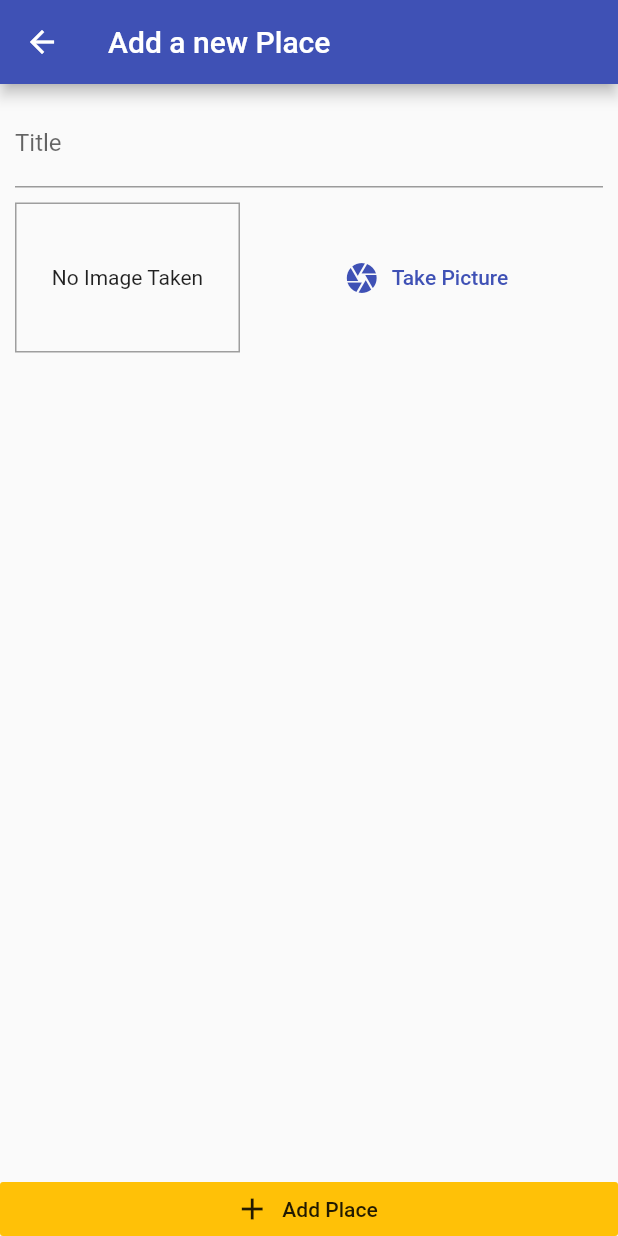
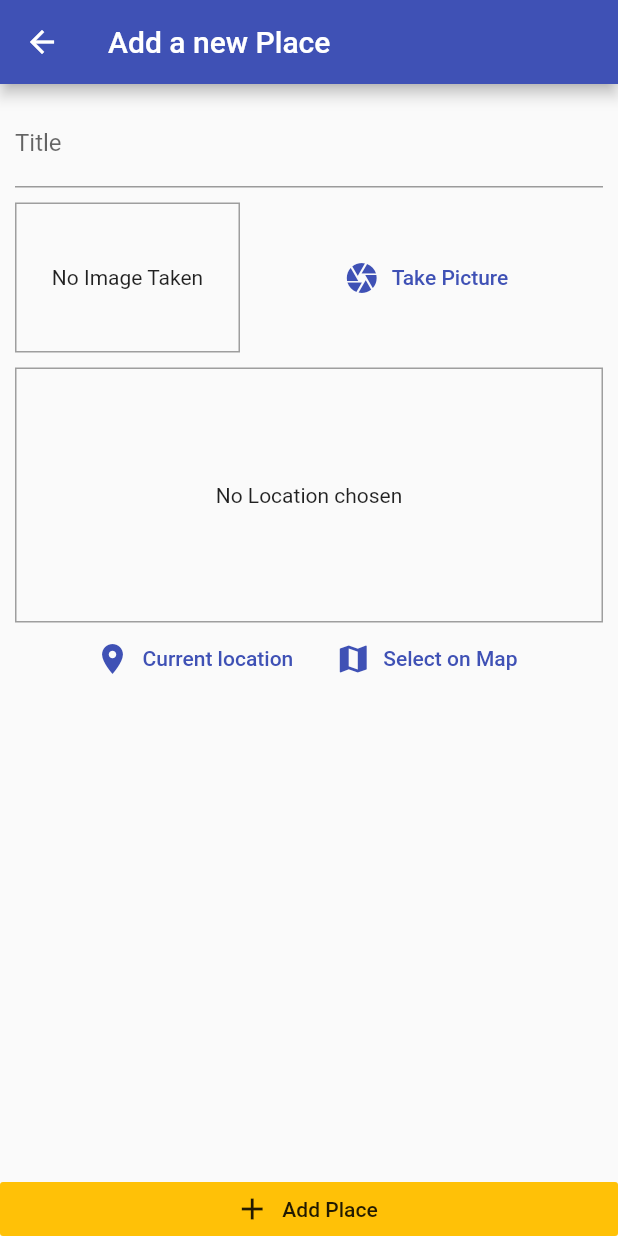
Before and after one commit to sanchitmonga22/Flutter-Projects, a Flutter app: the screen it shows after launch, after a tap on the "add" icon, on a phone screen of 412 x 824 dp. Run offline on Flutter 3.47's test engine with Material 2 defaults, Android fonts, the phone set to English and light mode, and no system bars; our stand-ins replace google_maps_flutter, image_picker, location, shared_preferences, sqflite; accounts and stored records are empty.

Commit message:
Stable version with google maps API

```diff
--- a/Places/lib/Models/place.dart
+++ b/Places/lib/Models/place.dart
@@ -6,7 +6,7 @@ class PlaceLocation {
   final double longitude;
   final String address;
 
-  PlaceLocation(
+  const PlaceLocation(
       {@required this.latitude, @required this.longitude, this.address});
 }
 
--- a/Places/lib/Screens/add_place_screen.dart
+++ b/Places/lib/Screens/add_place_screen.dart
@@ -1,6 +1,7 @@
 import 'dart:io';
 
 import 'package:Places/Widgets/imageInput.dart';
+import 'package:Places/Widgets/locationInput.dart';
 import 'package:Places/providers/great_places.dart';
 import 'package:flutter/material.dart';
 import 'package:provider/provider.dart';
@@ -54,6 +55,8 @@ class _AddPlaceScreenState extends State<AddPlaceScreen> {
                     ),
                     SizedBox(height: 10),
                     ImageInput(onSelectedImage: selectImage),
+                    SizedBox(height: 10),
+                    LocationInput()
                   ],
                 ),
               ),
--- a/Places/lib/Screens/places_list_screen.dart
+++ b/Places/lib/Screens/places_list_screen.dart
@@ -21,7 +21,13 @@ class PlacesListScreen extends StatelessWidget {
           )
         ],
       ),
-      body: Consumer<GreatPlaces>(
+      body: FutureBuilder(
+        future: Provider.of<GreatPlaces>(context, listen: false)
+            .fetchAndSetPlaces(),
+        builder: (context, snapshot) => snapshot.connectionState ==
+                ConnectionState.waiting
+            ? Center(child: CircularProgressIndicator())
+            : Consumer<GreatPlaces>(
                 builder: (context, greatPlaces, child) {
                   return greatPlaces.items.length <= 0
                       ? child
@@ -38,7 +44,9 @@ class PlacesListScreen extends StatelessWidget {
                           itemCount: greatPlaces.items.length,
                         );
                 },
-        child: Center(child: Text("Got no places yet, start adding some!")),
+                child: Center(
+                    child: Text("Got no places yet, start adding some!")),
+              ),
       ),
     );
   }
--- a/Places/lib/Widgets/imageInput.dart
+++ b/Places/lib/Widgets/imageInput.dart
@@ -20,6 +20,10 @@ class _ImageInputState extends State<ImageInput> {
   Future<void> takePicture() async {
     final imageFile =
         await ImagePicker.pickImage(source: ImageSource.camera, maxWidth: 600);
+    if (imageFile == null) {
+      return;
+    }
+
     setState(() {
       storedImage = imageFile;
     });
--- /dev/null
+++ b/Places/lib/Widgets/locationInput.dart
@@ -0,0 +1,83 @@
+import 'package:Places/Screens/mapsScreen.dart';
+import 'package:Places/helpers/locationHelper.dart';
+import 'package:flutter/material.dart';
+import 'package:location/location.dart';
+
+class LocationInput extends StatefulWidget {
+  LocationInput({Key key}) : super(key: key);
+
+  @override
+  _LocationInputState createState() => _LocationInputState();
+}
+
+class _LocationInputState extends State<LocationInput> {
+  String previewImageUrl;
+
+  Future<void> getCurrentUserLocation() async {
+    final locData = await Location().getLocation();
+    final staticMapImageUrl = LocationHelper.generateLocationPreviewImage(
+        latitude: locData.latitude, longitude: locData.longitude);
+    setState(() {
+      previewImageUrl = staticMapImageUrl;
+    });
+  }
+
+  Future<void> selectOnMap() async {
+    final selectedLocation = await Navigator.of(context).push(MaterialPageRoute(
+      fullscreenDialog: true,
+      builder: (context) {
+        return MapsScreen(
+          isSelecting: true,
+        );
+      },
+    ));
+    if (selectedLocation == null) {
+      return;
+    }
+  }
+
+  @override
+  Widget build(BuildContext context) {
+    return Column(
+      children: [
+        Container(
+          height: 170,
+          width: double.infinity,
+          alignment: Alignment.center,
+          decoration:
+              BoxDecoration(border: Border.all(width: 1, color: Colors.grey)),
+          child: previewImageUrl == null
+              ? Text(
+                  "No Location chosen",
+                  textAlign: TextAlign.center,
+                )
+              : Image.network(
+                  previewImageUrl,
+                  fit: BoxFit.cover,
+                  width: double.infinity,
+                ),
+        ),
+        Row(
+          mainAxisAlignment: MainAxisAlignment.center,
+          children: [
+            FlatButton.icon(
+                icon: Icon(Icons.location_on),
+                label: Text(
+                  'Current location',
+                ),
+                textColor: Theme.of(context).primaryColor,
+                onPressed: getCurrentUserLocation),
+            FlatButton.icon(
+              icon: Icon(Icons.map),
+              label: Text(
+                'Select on Map',
+              ),
+              textColor: Theme.of(context).primaryColor,
+              onPressed: selectOnMap,
+            )
+          ],
+        )
+      ],
+    );
+  }
+}
--- /dev/null
+++ b/Places/lib/helpers/db_helper.dart
@@ -0,0 +1,23 @@
+import 'package:sqflite/sqflite.dart' as sql;
+import 'package:path/path.dart' as path;
+
+class DBHelper {
+  static Future<sql.Database> database() async {
+    final databasePath = await sql.getDatabasesPath();
+    return sql.openDatabase(path.join(databasePath, 'places.db'),
+        onCreate: (db, version) {
+      return db.execute(
+          'CREATE TABLE user_places(id TEXT PRIMARY KEY, title TEXT, image TEXT)');
+    }, version: 1);
+  }
+
+  static Future<void> insert(String table, Map<String, Object> data) async {
+    final db = await DBHelper.database();
+    db.insert(table, data, conflictAlgorithm: sql.ConflictAlgorithm.replace);
+  }
+
+  static Future<List<Map<String, dynamic>>> getData(String table) async {
+    final db = await DBHelper.database();
+    return db.query(table);
+  }
+}
--- /dev/null
+++ b/Places/lib/helpers/locationHelper.dart
@@ -0,0 +1,10 @@
+const GOOGLE_API_KEY = 'AIzaSyA3YzvNEbNSunHZUjxkDIctpoUwdn48tOY';
+
+class LocationHelper {
+  static String generateLocationPreviewImage(
+      {double latitude, double longitude}) {
+    String url =
+        'https://maps.googleapis.com/maps/api/staticmap?center=&$latitude,$longitude&zoom=13&size=600x300&maptype=roadmap&markers=color:red%7Clabel:A%7C$latitude,$longitude&key=$GOOGLE_API_KEY';
+    return url;
+  }
+}
--- a/Places/lib/providers/great_places.dart
+++ b/Places/lib/providers/great_places.dart
@@ -1,6 +1,7 @@
 import 'dart:io';
 
 import 'package:Places/Models/place.dart';
+import 'package:Places/helpers/db_helper.dart';
 import 'package:flutter/foundation.dart';
 
 class GreatPlaces with ChangeNotifier {
@@ -18,5 +19,22 @@ class GreatPlaces with ChangeNotifier {
         image: pickedImage);
     _items.add(newPlace);
     notifyListeners();
+    DBHelper.insert('user_places', {
+      'id': newPlace.id,
+      'title': newPlace.title,
+      'image': newPlace.image.path
+    });
+  }
+
+  Future<void> fetchAndSetPlaces() async {
+    final dataList = await DBHelper.getData('user_places');
+    _items = dataList
+        .map((item) => Place(
+            id: item['id'],
+            title: item['title'],
+            image: File(item['image']),
+            location: null))
+        .toList();
+    notifyListeners();
   }
 }
--- a/Places/pubspec.yaml
+++ b/Places/pubspec.yaml
@@ -27,6 +27,9 @@ dependencies:
   image_picker: ^0.6.6+4
   path_provider: ^1.6.9
   path: ^1.7.0
+  sqflite: ^1.3.0+1
+  location: ^3.0.2
+  google_maps_flutter: ^0.5.28+1
 
   # The following adds the Cupertino Icons font to your application.
   # Use with the CupertinoIcons class for iOS style icons.
```
Also changed, not shown: Places/lib/Screens/mapsScreen.dart (added, +30 -0 lines), Places/pubspec.lock, 4 other files. Lines whose indentation alone changed are shown as unchanged.
